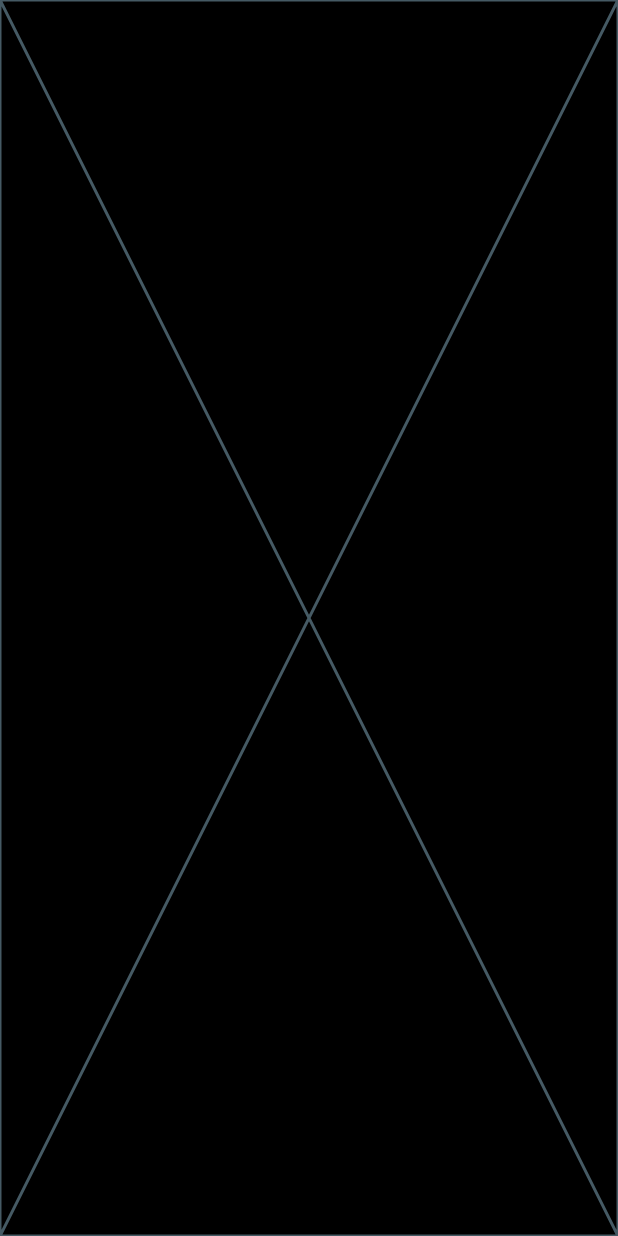
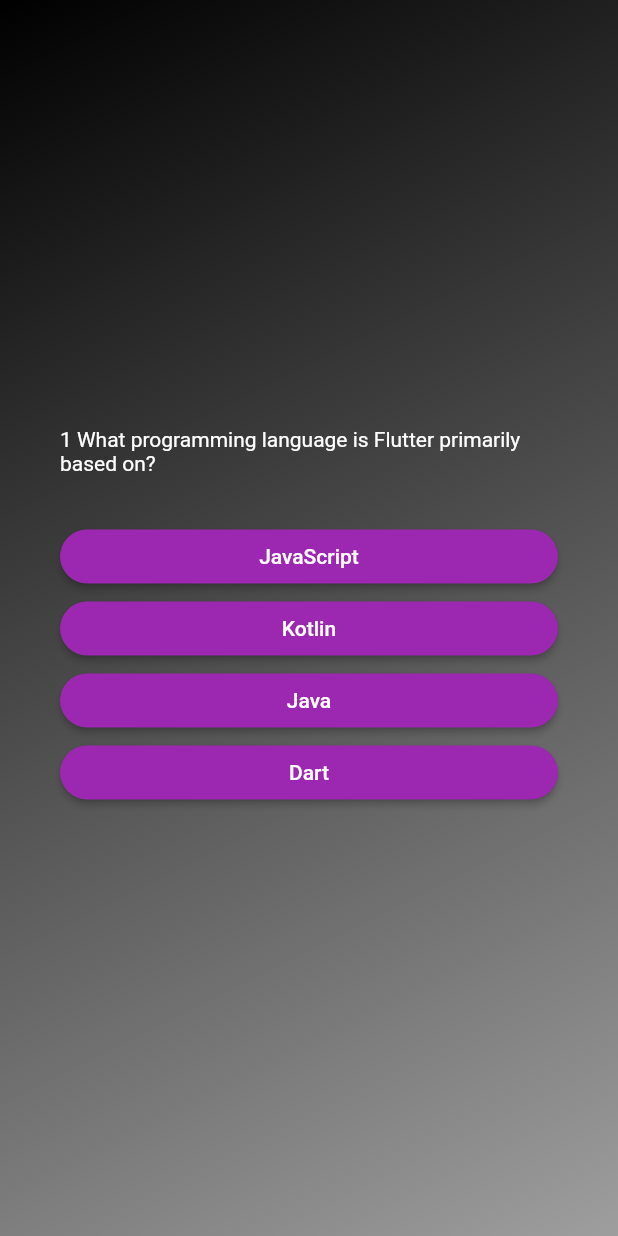
Before and after one commit to AmalNaroth/Quiz_App_Flutter, a Flutter app: the screen it shows after launch, after a tap on "Start Quiz", on a phone screen of 412 x 824 dp. Run offline on Flutter 3.47's test engine with Material 2 defaults, Android fonts, the phone set to English and light mode, and no system bars; our stand-ins replace gap.

Commit message:
question answer displayed

```diff
--- /dev/null
+++ b/lib/button_widget.dart
@@ -0,0 +1,24 @@
+import 'package:flutter/material.dart';
+
+class CustomElivatedButton extends StatelessWidget {
+  CustomElivatedButton(this.text, {super.key, this.callTheFunction});
+
+  String text;
+
+  final void Function()? callTheFunction;
+
+  @override
+  Widget build(BuildContext context) {
+    return ElevatedButton(
+      style: ElevatedButton.styleFrom(
+        padding: EdgeInsets.symmetric(vertical: 10,horizontal: 40),
+        backgroundColor: Colors.purple,
+        shape: RoundedRectangleBorder(
+          borderRadius: BorderRadius.all(Radius.circular(20),),
+        )
+      ),
+      onPressed: callTheFunction,
+      child: Text(text,textAlign: TextAlign.center,),
+    );
+  }
+}
--- /dev/null
+++ b/lib/data/question_data.dart
@@ -0,0 +1,76 @@
+import 'package:quiz_app/models/question_models.dart';
+
+const questions = [
+  QuizQuestions(
+    question: "What programming language is Flutter primarily based on?",
+    answers: ["Dart", "JavaScript", "Java", "Kotlin"],
+  ),
+  QuizQuestions(
+    question:
+        "Which widget in Flutter is used to create a button with a Material Design style?",
+    answers: [
+      "RaisedButton",
+      "FlatButton",
+      "IconButton",
+      "FloatingActionButton"
+    ],
+  ),
+  QuizQuestions(
+    question: "In Flutter, what is the purpose of the 'pubspec.yaml' file?",
+    answers: [
+      "It manages external dependencies.",
+      "It defines the app's user interface.",
+      "It specifies the app's layout.",
+      "It controls the app's routing."
+    ],
+  ),
+  QuizQuestions(
+    question:
+        "Which package management tool is commonly used in Flutter to add external dependencies to your project?",
+    answers: ["Gradle", "npm", "CocoaPods", "pub"],
+  ),
+  QuizQuestions(
+    question:
+        "What is the purpose of the 'main.dart' file in a Flutter project?",
+    answers: [
+      "It contains the app's assets and resources.",
+      "It defines the app's user interface.",
+      "It is the entry point of the app.",
+      "It manages the app's database."
+    ],
+  ),
+  QuizQuestions(
+    question:
+        "Which widget in Flutter is used to create a scrollable list of items?",
+    answers: ["ListView", "GridView", "Column", "Row"],
+  ),
+  QuizQuestions(
+    question:
+        "In Flutter, what is the purpose of the 'BuildContext' parameter often seen in widget constructors?",
+    answers: [
+      "It provides information about the widget's location in the widget tree.",
+      "It provides access to the app's global state.",
+      "It is used to define the app's layout.",
+      "It handles user input events."
+    ],
+  ),
+  QuizQuestions(
+    question: "Which widget is commonly used to display an image in Flutter?",
+    answers: [
+      "Image",
+      "ImageBox",
+      "ImageView",
+      "ImageWidget",
+    ],
+  ),
+  QuizQuestions(
+    question:
+        "What is the primary function of the 'setState' method in Flutter?",
+    answers: [
+      "To rebuild the widget tree when the internal state of a widget changes.",
+      "To set the state of the entire application.",
+      "To navigate between different screens.",
+      "To update the app's dependencies."
+    ],
+  ),
+];
--- a/lib/main.dart
+++ b/lib/main.dart
@@ -31,9 +31,22 @@ class _QuizState extends State<Quiz> {
     return  MaterialApp(
       debugShowCheckedModeBanner: false,
       title: "Quiz_app",
+      theme: ThemeData(
+        textTheme: TextTheme(
+          bodyLarge: TextStyle(color: Colors.white),
+          bodySmall: TextStyle(color: Colors.white),
+          bodyMedium: TextStyle(color: Colors.white)
+        )
+      ),
       home: Scaffold(
       backgroundColor: Colors.black,
-      body: screenWidget,
+      body: Container(
+        decoration: BoxDecoration(
+            gradient: LinearGradient(colors: [
+          Colors.black,
+          Colors.grey,
+        ], begin: Alignment.topLeft, end: Alignment.bottomRight)),
+        child: screenWidget),
      ),
     );
   }
--- /dev/null
+++ b/lib/models/question_models.dart
@@ -0,0 +1,11 @@
+class QuizQuestions {
+  const QuizQuestions({required this.question,required this.answers});
+  final String question;
+  final List<String> answers;
+
+  List<String> getShuffledAnswers(){
+    final shuffledAnswer = List.of(answers);
+    shuffledAnswer.shuffle();
+    return shuffledAnswer;
+  }
+}
--- a/lib/question_screen.dart
+++ b/lib/question_screen.dart
@@ -1,10 +1,46 @@
 import 'package:flutter/material.dart';
+import 'package:gap/gap.dart';
+import 'package:quiz_app/button_widget.dart';
+import 'package:quiz_app/data/question_data.dart';
 
-class QuestionScreen extends StatelessWidget {
+class QuestionScreen extends StatefulWidget {
   const QuestionScreen({super.key});
 
   @override
+  State<QuestionScreen> createState() => _QuestionScreenState();
+}
+
+class _QuestionScreenState extends State<QuestionScreen> {
+  int currentQuestionIndex = 0;
+
+  void answerQuestion() {
+    if (currentQuestionIndex < questions.length - 1) {
+      currentQuestionIndex++;
+      setState(() {});
+    }
+  }
+
+  @override
   Widget build(BuildContext context) {
-    return const Placeholder();
+    final qA1 = questions[currentQuestionIndex];
+    return SizedBox(
+      //width: double.infinity,
+      child: Container(
+        // margin: EdgeInsets.all(20),
+        padding: EdgeInsets.all(40),
+        child: Column(
+          crossAxisAlignment: CrossAxisAlignment.stretch,
+          mainAxisAlignment: MainAxisAlignment.center,
+          children: [
+            Text("${currentQuestionIndex + 1} ${qA1.question}",
+                textAlign: TextAlign.start),
+            const Gap(30),
+            ...qA1.getShuffledAnswers().map((e) {
+              return CustomElivatedButton(e, callTheFunction: answerQuestion);
+            })
+          ],
+        ),
+      ),
+    );
   }
 }
--- a/lib/start_screen.dart
+++ b/lib/start_screen.dart
@@ -8,13 +8,7 @@ class StartScreen extends StatelessWidget {
 
   @override
   Widget build(BuildContext context) {
-    return Container(
-        decoration: BoxDecoration(
-            gradient: LinearGradient(colors: [
-          Colors.black,
-          Colors.grey,
-        ], begin: Alignment.topLeft, end: Alignment.bottomRight)),
-        child: Center(
+    return Center(
           child: Column(
             mainAxisSize: MainAxisSize.min,
             children: [
@@ -47,7 +41,6 @@ class StartScreen extends StatelessWidget {
               ),
             ],
           ),
-        ),
-      );
+        );
   }
 }
--- a/pubspec.yaml
+++ b/pubspec.yaml
@@ -36,6 +36,7 @@ dependencies:
   # Use with the CupertinoIcons class for iOS style icons.
   cupertino_icons: ^1.0.2
   gap: ^3.0.1
+  google_fonts: ^5.1.0
 
 dev_dependencies:
   flutter_test:
```
Also changed, not shown: pubspec.lock, 1 other file.
